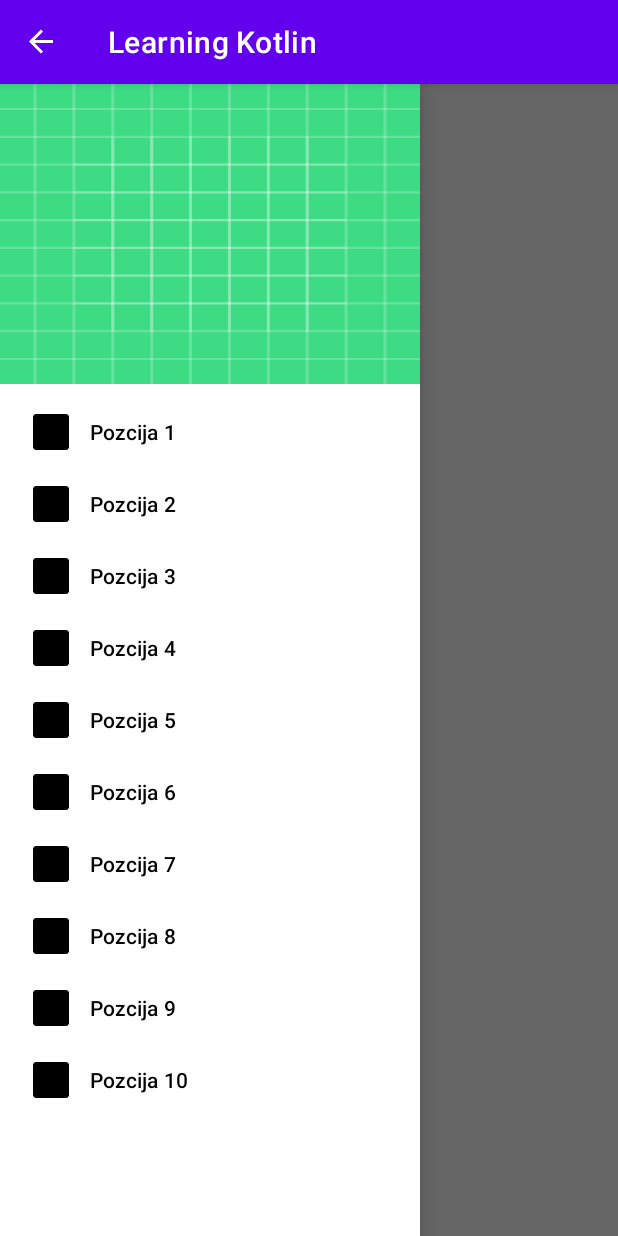
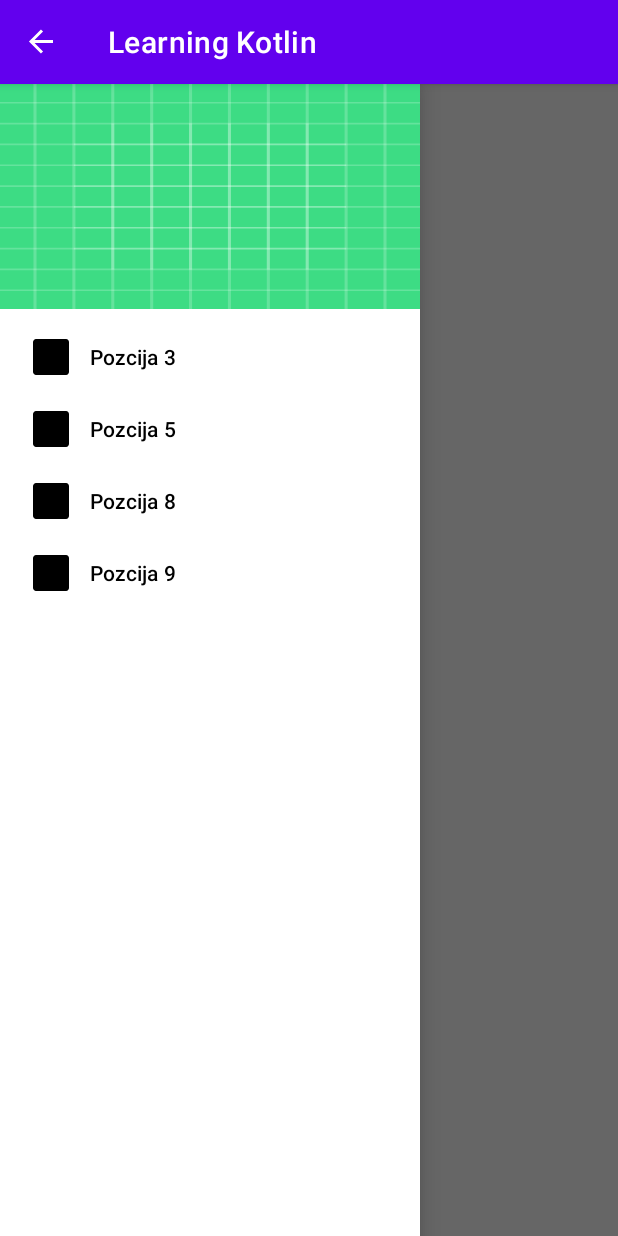
Before and after one commit to Dominik277/CountdownApp, an Android app: the screen it shows after launch (MainActivity), with the side drawer open, on a phone screen of 412 x 824 dp. Run offline under Robolectric (Android 15) with nearby library versions, the phone set to English and light mode, and no system bars.

Commit message:
Izmjenjeno par sitnica.

```diff
--- a/app/src/main/res/layout/nav_header.xml
+++ b/app/src/main/res/layout/nav_header.xml
@@ -4,7 +4,7 @@
     xmlns:app="http://schemas.android.com/apk/res-auto"
     android:id="@+id/navHeader"
     android:layout_width="match_parent"
-    android:layout_height="200dp">
+    android:layout_height="150dp">
 
     <ImageView
         android:id="@+id/headerImage"
--- a/app/src/main/res/menu/drawer_list.xml
+++ b/app/src/main/res/menu/drawer_list.xml
@@ -1,34 +1,14 @@
 <?xml version="1.0" encoding="utf-8"?>
 <menu xmlns:android="http://schemas.android.com/apk/res/android">
 
-    <item
-        android:id="@+id/pozicija1"
-        android:icon="@mipmap/ic_launcher"
-        android:title="Pozcija 1"/>
-    <item
-        android:id="@+id/pozicija2"
-        android:icon="@mipmap/ic_launcher"
-        android:title="Pozcija 2"/>
     <item
         android:id="@+id/pozicija3"
         android:icon="@mipmap/ic_launcher"
         android:title="Pozcija 3"/>
     <item
-        android:id="@+id/pozicija4"
-        android:icon="@mipmap/ic_launcher"
-        android:title="Pozcija 4"/>
-    <item
         android:id="@+id/pozicija5"
         android:icon="@mipmap/ic_launcher"
         android:title="Pozcija 5"/>
-    <item
-        android:id="@+id/pozicija6"
-        android:icon="@mipmap/ic_launcher"
-        android:title="Pozcija 6"/>
-    <item
-        android:id="@+id/pozicija7"
-        android:icon="@mipmap/ic_launcher"
-        android:title="Pozcija 7"/>
     <item
         android:id="@+id/pozicija8"
         android:icon="@mipmap/ic_launcher"
@@ -37,10 +17,5 @@
         android:id="@+id/pozicija9"
         android:icon="@mipmap/ic_launcher"
         android:title="Pozcija 9"/>
-    <item
-        android:id="@+id/pozicija10"
-        android:icon="@mipmap/ic_launcher"
-        android:title="Pozcija 10"/>
-
 
 </menu>
```
Also changed, not shown: app/src/main/java/countdown/app/MainActivity.kt (+15 -25 lines).
